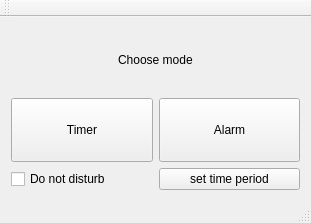
MariKush/OOP, file Lab2/mainwindow.ui: the form before one commit.
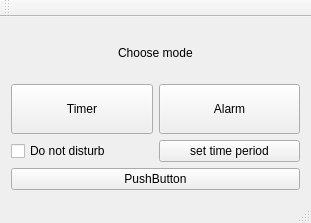
The form after the commit.

What changed in the file:
```diff
--- a/Lab2/mainwindow.ui
+++ b/Lab2/mainwindow.ui
@@ -100,6 +100,13 @@
       </item>
      </layout>
     </item>
+    <item>
+     <widget class="QPushButton" name="SetMusic">
+      <property name="text">
+       <string>PushButton</string>
+      </property>
+     </widget>
+    </item>
    </layout>
   </widget>
   <widget class="QMenuBar" name="menuBar">
```
Left out of the diff: 2 changed lines with no effect on the pictures.
